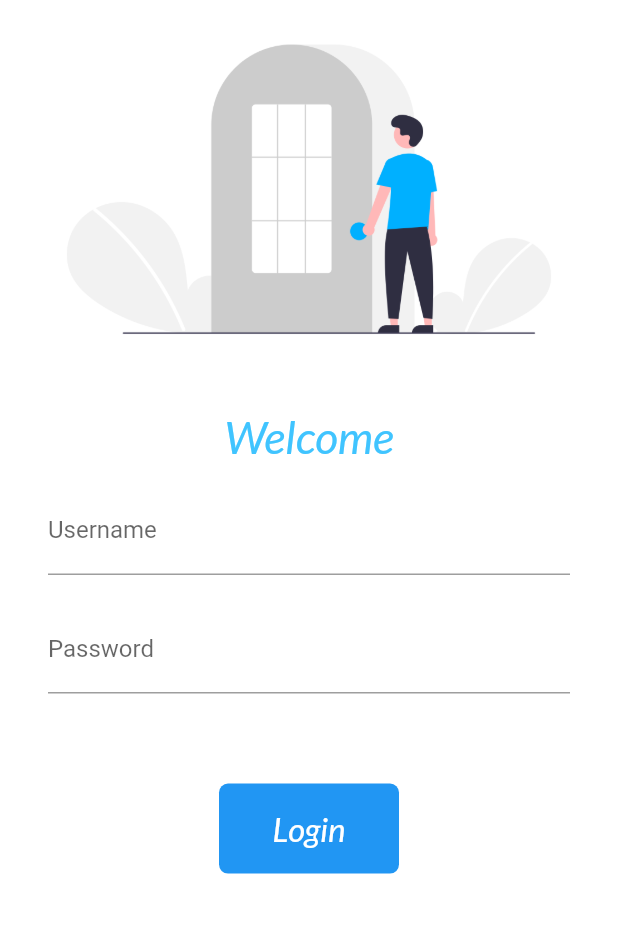
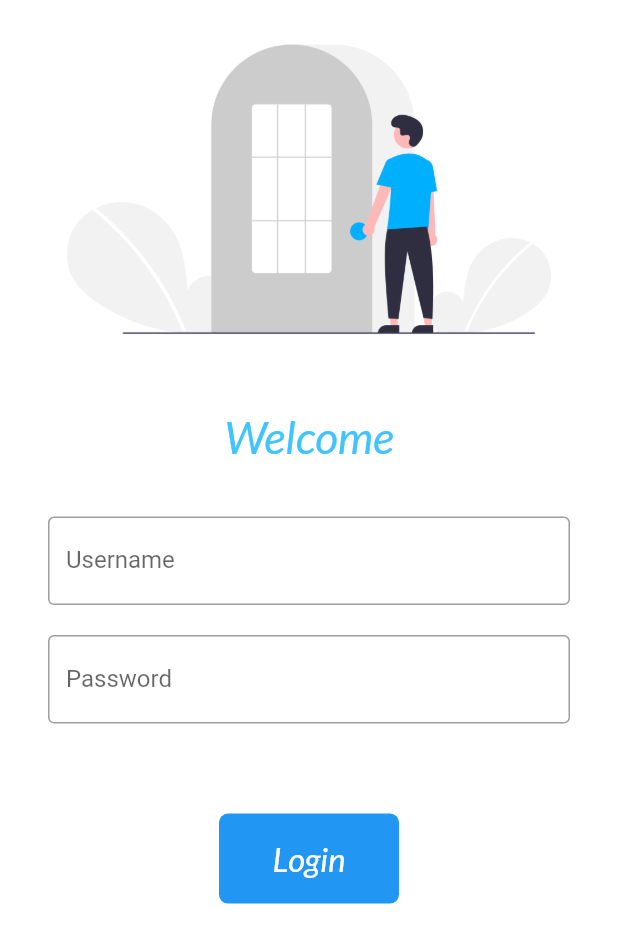
Before and after one commit to imobasshir/fuzzy-broccoli, a Flutter app: the screen it shows after launch, on a phone screen of 412 x 824 dp. Shown: the top 943 px of the screen. Run offline on Flutter 3.47's test engine with Material 2 defaults, Android fonts, the phone set to English and light mode, and no system bars; our stand-ins replace google_fonts.

Commit message:
ui login improvement

```diff
--- a/lib/pages/login_page.dart
+++ b/lib/pages/login_page.dart
@@ -52,6 +52,9 @@ class _LoginPageState extends State<LoginPage> {
                   ),
                 ),
               ),
+              const SizedBox(
+                height: 20.0,
+              ),
               Padding(
                 padding: const EdgeInsets.symmetric(
                   horizontal: 32.0,
@@ -63,6 +66,7 @@ class _LoginPageState extends State<LoginPage> {
                     children: [
                       TextFormField(
                         decoration: const InputDecoration(
+                          border: OutlineInputBorder(),
                           hintText: 'Username',
                           labelText: 'Username',
                         ),
@@ -78,6 +82,7 @@ class _LoginPageState extends State<LoginPage> {
                       ),
                       TextFormField(
                         decoration: const InputDecoration(
+                          border: OutlineInputBorder(),
                           hintText: 'Password',
                           labelText: 'Password',
                         ),
```
